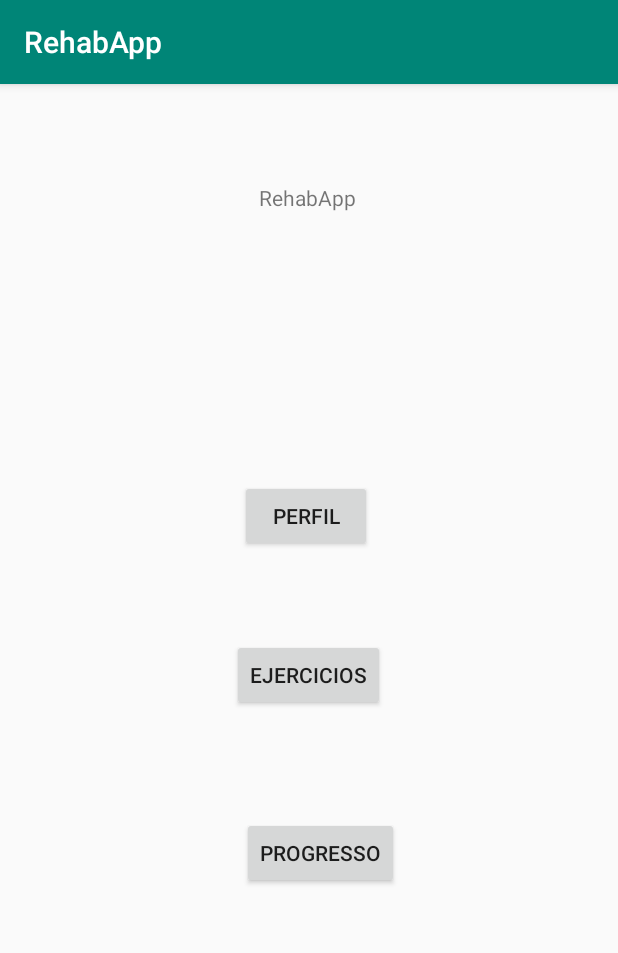
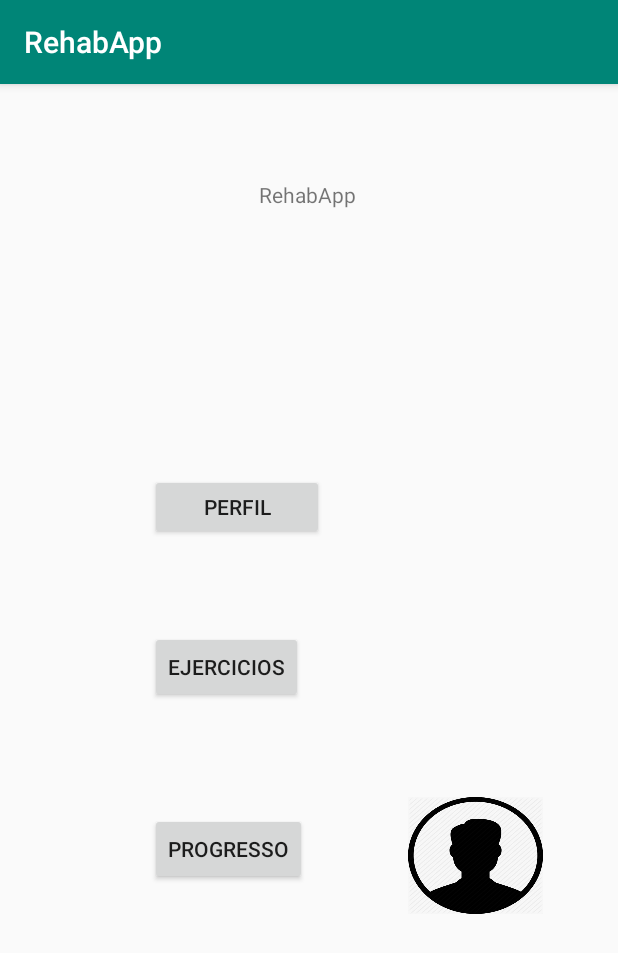
Before and after one commit to DarkDhz/RehabApp, an Android app: the screen it shows after launch (MainActivity), on a phone screen of 412 x 824 dp. Shown: the top 953 px of the screen. Run offline under Robolectric (Android 15) with nearby library versions, the phone set to English and light mode, and no system bars.

Commit message:
A-03-Main XML

```diff
--- a/app/src/main/AndroidManifest.xml
+++ b/app/src/main/AndroidManifest.xml
@@ -16,6 +16,7 @@
                 <category android:name="android.intent.category.LAUNCHER" />
             </intent-filter>
         </activity>
+        <activity android:name=".view.ProfileActivity"></activity>
     </application>
 
 </manifest>
--- a/app/src/main/res/layout/activity_main.xml
+++ b/app/src/main/res/layout/activity_main.xml
@@ -8,17 +8,13 @@
 
     <Button
         android:id="@+id/button"
-        android:layout_width="wrap_content"
-        android:layout_height="wrap_content"
-        android:layout_marginStart="160dp"
-        android:layout_marginLeft="160dp"
-        android:layout_marginTop="264dp"
-        android:layout_marginEnd="162dp"
-        android:layout_marginRight="162dp"
+        android:layout_width="116dp"
+        android:layout_height="44dp"
+        android:layout_marginStart="100dp"
+        android:layout_marginLeft="100dp"
+        android:layout_marginTop="260dp"
+        android:onClick="goToProfileActivity"
         android:text="@string/main_profile_button"
-        android:onClick="goToProfileActivity"
-        app:layout_constraintEnd_toEndOf="parent"
-        app:layout_constraintHorizontal_bias="0.0"
         app:layout_constraintStart_toStartOf="parent"
         app:layout_constraintTop_toTopOf="parent" />
 
@@ -26,15 +22,12 @@
         android:id="@+id/button2"
         android:layout_width="wrap_content"
         android:layout_height="wrap_content"
-        android:layout_marginStart="161dp"
-        android:layout_marginLeft="161dp"
+        android:layout_marginStart="100dp"
+        android:layout_marginLeft="100dp"
         android:layout_marginTop="8dp"
-        android:layout_marginEnd="162dp"
-        android:layout_marginRight="162dp"
         android:layout_marginBottom="12dp"
         android:text="@string/main_exercices_button"
         app:layout_constraintBottom_toTopOf="@+id/button3"
-        app:layout_constraintEnd_toEndOf="parent"
         app:layout_constraintStart_toStartOf="parent"
         app:layout_constraintTop_toBottomOf="@+id/button" />
 
@@ -42,16 +35,12 @@
         android:id="@+id/button3"
         android:layout_width="wrap_content"
         android:layout_height="wrap_content"
-        android:layout_marginStart="161dp"
-        android:layout_marginLeft="161dp"
+        android:layout_marginStart="100dp"
+        android:layout_marginLeft="100dp"
         android:layout_marginTop="8dp"
-        android:layout_marginEnd="162dp"
-        android:layout_marginRight="162dp"
         android:layout_marginBottom="181dp"
         android:text="@string/main_progress_button"
         app:layout_constraintBottom_toBottomOf="parent"
-        app:layout_constraintEnd_toEndOf="parent"
-        app:layout_constraintHorizontal_bias="0.0"
         app:layout_constraintStart_toStartOf="parent"
         app:layout_constraintTop_toBottomOf="@+id/button2" />
 
@@ -71,4 +60,21 @@
         app:layout_constraintStart_toStartOf="parent"
         app:layout_constraintTop_toTopOf="parent" />
 
+    <TextView
+        android:id="@+id/textView2"
+        android:layout_width="90dp"
+        android:layout_height="78dp"
+        android:layout_marginStart="16dp"
+        android:layout_marginLeft="16dp"
+        android:layout_marginTop="260dp"
+        android:layout_marginEnd="50dp"
+        android:layout_marginRight="50dp"
+        android:foreground="@drawable/main_profile"
+        android:text="TextView"
+        app:layout_constraintBottom_toBottomOf="parent"
+        app:layout_constraintEnd_toEndOf="parent"
+        app:layout_constraintHorizontal_bias="1.0"
+        app:layout_constraintStart_toEndOf="@+id/button"
+        app:layout_constraintTop_toTopOf="parent" />
+
 </androidx.constraintlayout.widget.ConstraintLayout>
```
Also changed, not shown: app/src/main/res/drawable/main_exercice.jpeg (added), app/src/main/res/drawable/main_profile.jpeg (added), app/src/main/res/drawable/main_statics.jpeg (added).
